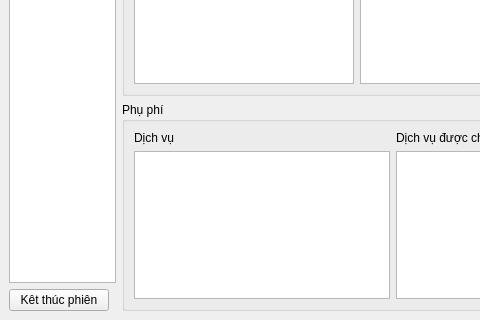
The window that khamsobo.ui (xdien/tcmr) describes before a commit, drawn with Qt 5; both pictures show x 0 to 480 and y 337 to 657 of the 1099 by 657 pixel window.
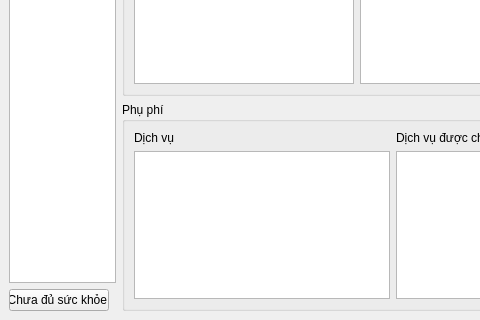
The same window after the commit.

Commit message: sua form Kham so bo

Diff of the .ui file:
```diff
--- a/khamsobo.ui
+++ b/khamsobo.ui
@@ -71,7 +71,7 @@
          </size>
         </property>
         <property name="text">
-         <string>Kêt thúc phiên</string>
+         <string>Chưa đủ sức khỏe </string>
         </property>
        </widget>
       </item>
```
